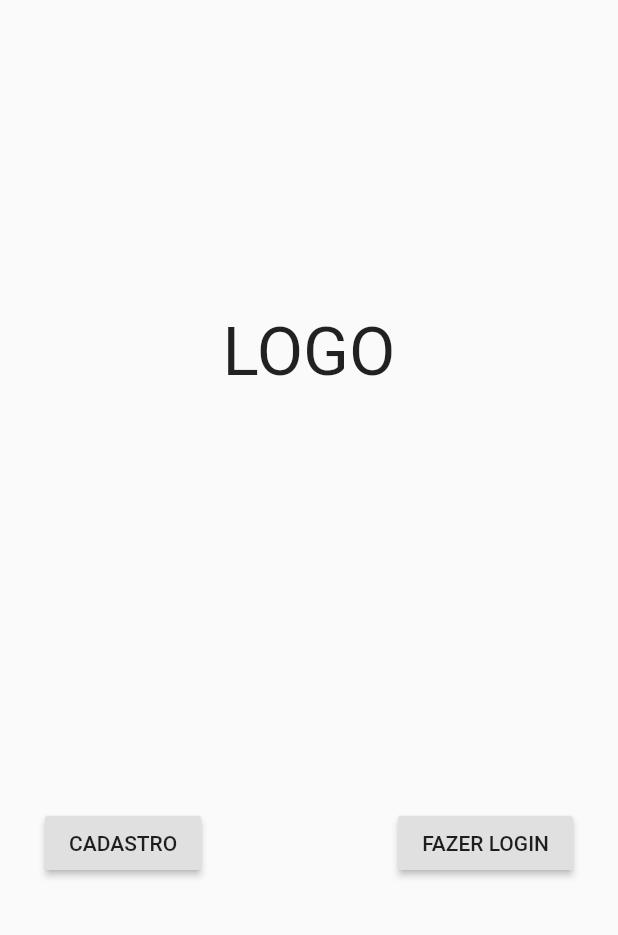
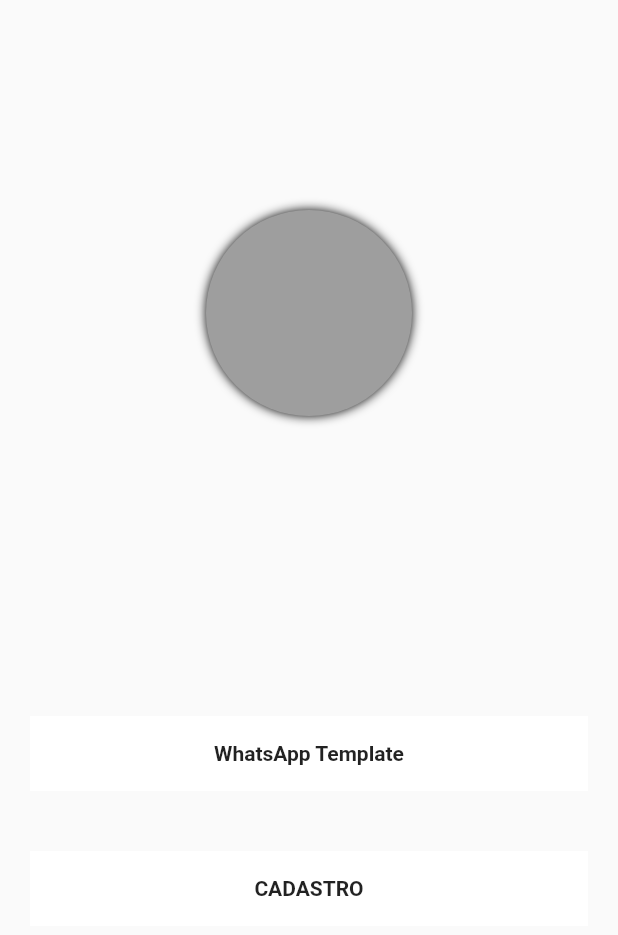
Before and after one commit to igorfel/flutter-basic, a Flutter app: the screen it shows after launch, on a phone screen of 412 x 824 dp. Shown: the top 935 px of the screen. Run offline on Flutter 3.47's test engine with Material 2 defaults, Android fonts, the phone set to English and light mode, and no system bars.

Commit message:
Project Refactoring

```diff
--- /dev/null
+++ b/lib/Templates/WhatsApp/theme.dart
@@ -0,0 +1,6 @@
+import 'package:flutter/material.dart';
+
+ThemeData whatsTheme = new ThemeData(
+  hintColor: Colors.green[900],
+  bottomAppBarColor: Colors.green[900]
+);
--- /dev/null
+++ b/lib/components/awesomeButton.dart
@@ -0,0 +1,29 @@
+import 'package:flutter/material.dart';
+
+class AwesomeButton extends StatelessWidget {
+
+  AwesomeButton({@required this.text, this.textColor, this.backgroundColor, this.splashColor, @required this.onPressed});
+
+  final String text;
+  final Color textColor;
+  final Color backgroundColor;
+  final Color splashColor;
+  final GestureTapCallback onPressed;
+
+  @override
+  Widget build(BuildContext context) {
+    return InkWell(
+      splashColor: splashColor ?? Colors.orange,
+      onTap: onPressed,
+      child: Container(
+        color: Colors.white,
+        margin: EdgeInsets.all(20.0),
+        width: double.infinity,
+        height: 50.0,
+        child: Center(
+            child:
+                Text(text, style: TextStyle(fontWeight: FontWeight.bold))),
+      ),
+    );
+  }
+}
--- a/lib/main.dart
+++ b/lib/main.dart
@@ -1,18 +1,34 @@
 import 'package:flutter/material.dart';
-import 'package:test_drive/dashboard/DashboardPage.dart';
-import 'package:test_drive/login/LoginPage.dart';
-import 'package:test_drive/signup/SignupPage.dart';
+import 'package:test_drive/Templates/WhatsApp/WhatsAppHome.dart';
+import 'package:test_drive/components/awesomeButton.dart';
+import 'package:test_drive/components/awesomeFloatingButton.dart';
 
 void main() => runApp(new MyApp());
 
 class MyApp extends StatelessWidget {
+
+  var routes = <String, WidgetBuilder>{
+    "/HomePage": (BuildContext context) => new MyHomePage(),
+    "/WhatsHome": (BuildContext context) => new WhatsAppHome(),
+  };
+
+  // This widget is the root of your application.
   @override
   Widget build(BuildContext context) {
     return new MaterialApp(
-      title: 'Flutter com Igor',
+      title: 'Flutter Demo',
       theme: new ThemeData(
-        primarySwatch: Colors.red,
+        // This is the theme of your application.
+        //
+        // Try running your application with "flutter run". You'll see the
+        // application has a blue toolbar. Then, without quitting the app, try
+        // changing the primarySwatch below to Colors.green and then invoke
+        // "hot reload" (press "r" in the console where you ran "flutter run",
+        // or press Run > Flutter Hot Reload in IntelliJ). Notice that the
+        // counter didn't reset back to zero; the application is not restarted.
+        primarySwatch: Colors.blue,
       ),
+      routes: routes,
       home: new MyHomePage(title: 'Flutter Demo Home Page'),
     );
   }
@@ -21,6 +37,15 @@ class MyApp extends StatelessWidget {
 class MyHomePage extends StatefulWidget {
   MyHomePage({Key key, this.title}) : super(key: key);
 
+  // This widget is the home page of your application. It is stateful, meaning
+  // that it has a State object (defined below) that contains fields that affect
+  // how it looks.
+
+  // This class is the configuration for the state. It holds the values (in this
+  // case the title) provided by the parent (in this case the App widget) and
+  // used by the build method of the State. Fields in a Widget subclass are
+  // always marked "final".
+
   final String title;
 
   @override
@@ -28,60 +53,45 @@ class MyHomePage extends StatefulWidget {
 }
 
 class _MyHomePageState extends State<MyHomePage> {
-  int _counter = 0;
 
-  void _incrementCounter() {
-    //setState(() {
-    _counter++;
-    //});
-  }
-
-  void _signupScreen() {
-    Navigator.of(context).push(
-        new MaterialPageRoute(builder: (BuildContext context) => new SignupPage()));
-  }
-
-  void _loginScreen() {
-    Navigator.of(context).push(
-        new MaterialPageRoute(builder: (BuildContext context) => new LoginPage()));
+  void _openPage(){
+    Navigator.of(context).pushReplacementNamed("/WhatsHome");
   }
 
   @override
   Widget build(BuildContext context) {
     return new Scaffold(
-      body: new Center(
+        // appBar: new AppBar(
+        //   // Here we take the value from the MyHomePage object that was created by
+        //   // the App.build method, and use it to set our appbar title.
+        //   title: new Text(widget.title),
+        // ),
+        body: Padding(
+      padding: EdgeInsets.fromLTRB(0.0, 140.0, 0.0, 0.0),
       child: new Column(
-          mainAxisAlignment: MainAxisAlignment.center,
         children: <Widget>[
-            new SizedBox(
-              child: new Text(
-                "LOGO",
-                style: new TextStyle(fontSize: 45.0),
+          AspectRatio(
+            aspectRatio: 3.0,
+            child: Container(
+              decoration: BoxDecoration(
+                  shape: BoxShape.circle,
+                  color: Colors.grey,
+                  boxShadow: [new BoxShadow(blurRadius: 5.0)]),
             ),
-              height: 300.0,
           ),
-            new Padding(
-                padding: EdgeInsets.all(30.0),
-                child: new Row(
-                  mainAxisAlignment: MainAxisAlignment.spaceBetween,
-                  children: <Widget>[
-                    new RaisedButton(
-                      child: new Text(
-                        "CADASTRO",
+          SizedBox(
+            height: 180.0,
           ),
-                      onPressed: _signupScreen,
+          AwesomeButton(
+            text: "WhatsApp Template",
+            splashColor: Colors.green[900],
+            onPressed: _openPage,
           ),
-                    new RaisedButton(
-                      child: new Text(
-                        "FAZER LOGIN",
+          AwesomeButton(
+            text: "CADASTRO",
           ),
-                      onPressed: _loginScreen,
-                    )
-                  ],
-                ))
         ],
       ),
-      ),
-    );
+    ));
   }
 }
```
Also changed, not shown: lib/Templates/WhatsApp/Components/WhatsListTile.dart (added, +74 -0 lines), lib/Templates/WhatsApp/Pages/WhatsChats.dart (added, +30 -0 lines), lib/Templates/WhatsApp/WhatsAppHome.dart (added, +86 -0 lines), lib/components/awesomeFloatingButton.dart (added, +20 -0 lines), lib/dashboard/DashboardPage.dart (deleted, +0 -42 lines), lib/login/LoginPage.dart (deleted, +0 -53 lines), lib/signup/SignupPage.dart (deleted, +0 -45 lines), 3 other files. Lines whose indentation alone changed are shown as unchanged.
